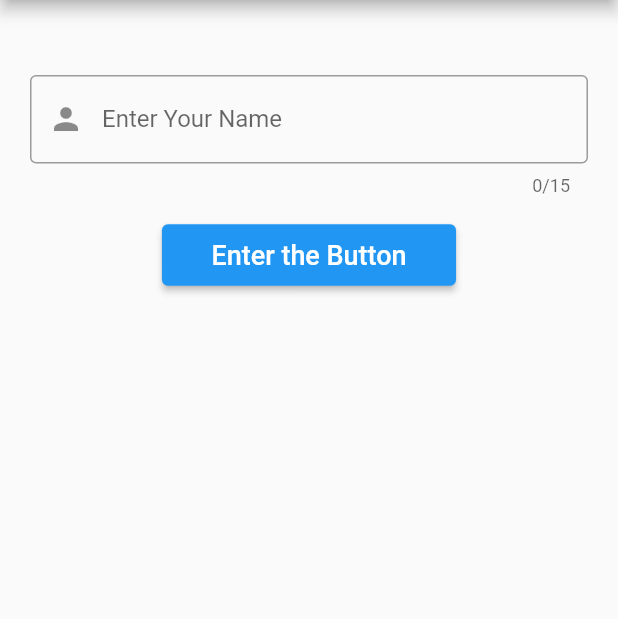
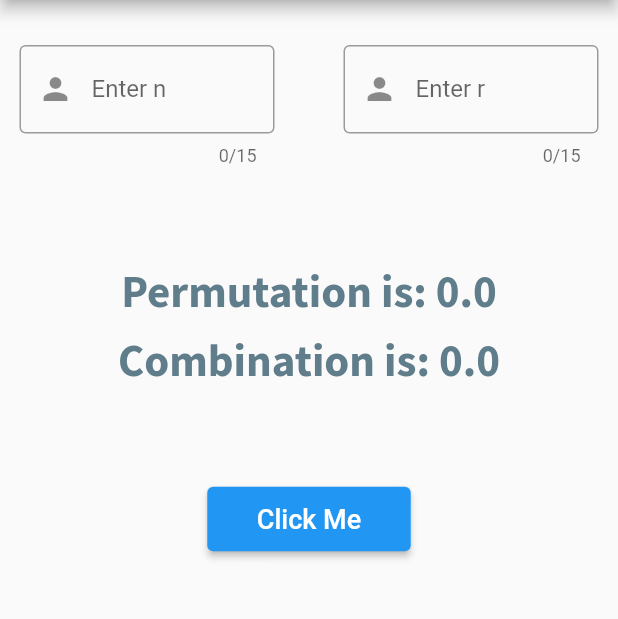
Before and after one commit to HemantPra389/PnC_Converter__, a Flutter app: the screen it shows after launch, on a phone screen of 412 x 824 dp, the part 84-703 px from its top. Run offline on Flutter 3.47's test engine with Material 2 defaults, Android fonts, the phone set to English and light mode, and no system bars.

Commit message:
Day 2 Completed

```diff
--- /dev/null
+++ b/lib/conversion.dart
@@ -0,0 +1,27 @@
+class Conversion {
+  static double n = 0;
+  static double r = 0;
+
+  static double find_factorial(double num) {
+    double result = 1;
+    int i = 1;
+    for (i; i <= num; i++) {
+      result *= i;
+    }
+    return result;
+  }
+
+  static double find_combination(double n, double r) {
+    double numerator = find_factorial(n);
+    double denominator = find_factorial(r) * find_factorial(n - r);
+    double result = (numerator / denominator);
+    return result;
+  }
+
+  static double find_permutation(double n, double r) {
+    double numerator = find_factorial(n);
+    double denominator = find_factorial(n - r);
+    double result = numerator / denominator;
+    return result;
+  }
+}
--- a/lib/main.dart
+++ b/lib/main.dart
@@ -1,15 +1,26 @@
 import 'package:flutter/material.dart';
+import 'package:pnc_converter/conversion.dart';
+import 'dart:ui';
 
 void main() {
   runApp(const MyApp());
 }
 
-class MyApp extends StatelessWidget {
+class MyApp extends StatefulWidget {
   const MyApp({Key? key}) : super(key: key);
 
-  // This widget is the root of your application.
+  @override
+  State<MyApp> createState() => _MyAppState();
+}
+
+class _MyAppState extends State<MyApp> {
   @override
   Widget build(BuildContext context) {
+    double permutation = 0;
+    double combination = 0;
+
+    double n = 0;
+    double r = 0;
     return MaterialApp(
       title: 'Flutter Demo',
       theme: ThemeData(
@@ -26,32 +37,83 @@
             ),
           ),
         ),
-        body: Center(
+        body: SizedBox(
+          height: 400,
           child: Padding(
-            padding: const EdgeInsets.all(20.0),
+            padding: const EdgeInsets.symmetric(horizontal: 13.0, vertical: 30),
             child: Column(
+              mainAxisAlignment: MainAxisAlignment.spaceBetween,
               children: [
-                const SizedBox(
-                  height: 30.0,
+                Row(
+                  mainAxisAlignment: MainAxisAlignment.spaceBetween,
+                  children: <Widget>[
+                    SizedBox(
+                      width: 170,
+                      child: TextFormField(
+                        decoration: const InputDecoration(
+                            labelText: 'Enter n',
+                            border: OutlineInputBorder(),
+                            prefixIcon: Icon(Icons.person),
+                            labelStyle: TextStyle(fontSize: 16)),
+                        maxLength: 15,
+                        keyboardType: TextInputType.number,
+                        onChanged: (value) {
+                          n = double.parse(value);
+                        },
+                      ),
+                    ),
+                    SizedBox(
+                      width: 170,
+                      child: TextFormField(
+                        decoration: const InputDecoration(
+                            labelText: 'Enter r',
+                            border: OutlineInputBorder(),
+                            prefixIcon: Icon(Icons.person),
+                            labelStyle: TextStyle(fontSize: 16)),
+                        maxLength: 15,
+                        keyboardType: TextInputType.number,
+                        onChanged: (value) {
+                          r = double.parse(value);
+                        },
+                      ),
+                    ),
+                  ],
                 ),
-                TextFormField(
-                  decoration: const InputDecoration(
-                    labelText: 'Enter Your Name',
-                    border: OutlineInputBorder(),
-                    prefixIcon: Icon(Icons.person),
+                SizedBox(
+                  height: 100,
+                  child: Column(
+                    mainAxisAlignment: MainAxisAlignment.spaceEvenly,
+                    children: [
+                      Text(
+                        'Permutation is: $n',
+                        style: const TextStyle(
+                          fontSize: 30,
+                          fontFamily: 'SSPB',
+                          color: Colors.blueGrey,
+                        ),
+                      ),
+                      Text(
+                        "Combination is: $combination",
+                        style: const TextStyle(
+                          fontSize: 30,
+                          fontFamily: 'SSPB',
+                          color: Colors.blueGrey,
+                        ),
+                      ),
+                    ],
                   ),
-                  maxLength: 15,
-                ),
-                const SizedBox(
-                  height: 15,
                 ),
                 ElevatedButton(
-                  onPressed: () {},
+                  onPressed: () {
+                    setState() {
+                      combination = Conversion.find_combination(n, r);
+                      permutation = Conversion.find_permutation(n, r);
+                    }
+                  },
                   child: const Padding(
-                    padding: EdgeInsets.symmetric(
-                        horizontal: 17, vertical: 10),
+                    padding: EdgeInsets.symmetric(horizontal: 17, vertical: 11),
                     child: Text(
-                      "Enter the Button",
+                      "Click Me",
                       style: TextStyle(
                         fontSize: 18,
                       ),
```
Also changed, not shown: pubspec.yaml (+5 -11 lines), fonts/SSPB.ttf (added).
